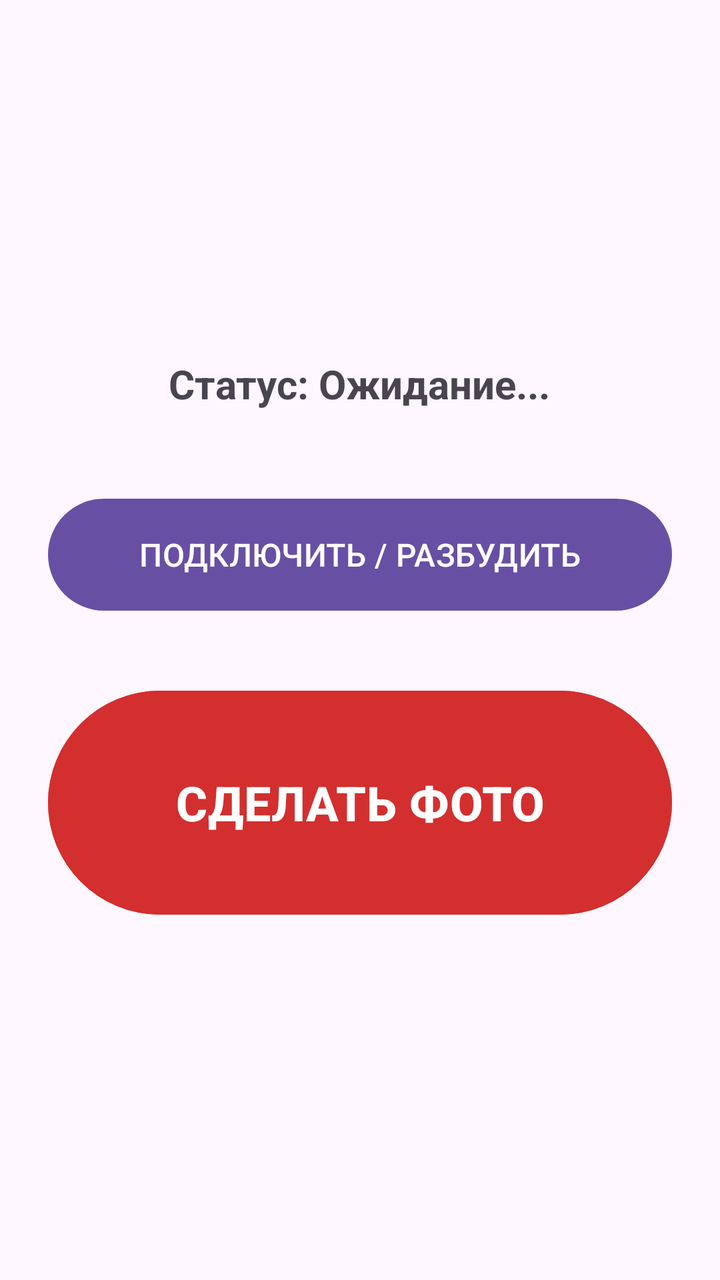
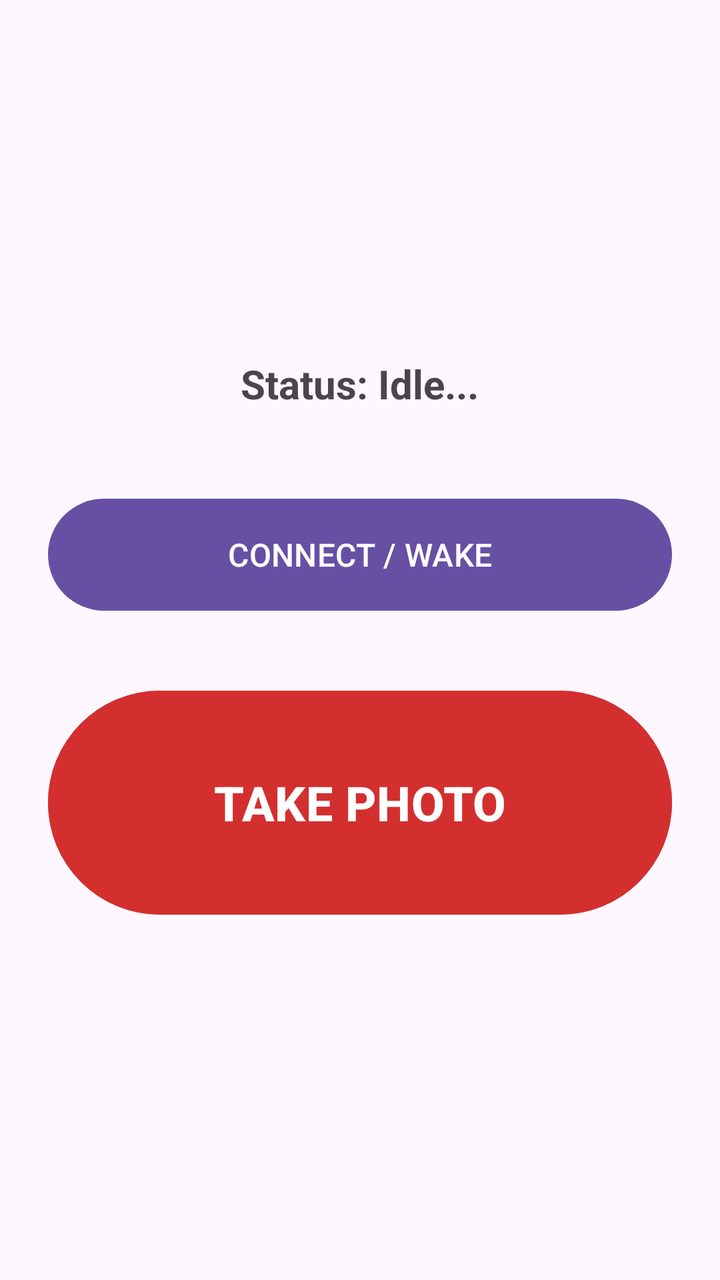

Screens rendered from an Android XML layout before and after an edit, with the pre-edit source and the edit as a unified diff.
<!-- AndroidManifest.xml: application theme Theme.Intervalometer -->
<!-- res/layout/activity_main.xml -->
<?xml version="1.0" encoding="utf-8"?>
<LinearLayout xmlns:android="http://schemas.android.com/apk/res/android"
    android:layout_width="match_parent"
    android:layout_height="match_parent"
    android:orientation="vertical"
    android:padding="24dp"
    android:gravity="center">

    <TextView
        android:id="@+id/tvStatus"
        android:layout_width="wrap_content"
        android:layout_height="wrap_content"
        android:text="Статус: Ожидание..."
        android:textSize="20sp"
        android:textStyle="bold"
        android:layout_marginBottom="40dp" />

    <Button
        android:id="@+id/btnConnect"
        android:layout_width="match_parent"
        android:layout_height="64dp"
        android:text="ПОДКЛЮЧИТЬ / РАЗБУДИТЬ"
        android:textSize="16sp"
        android:layout_marginBottom="32dp" />

    <Button
        android:id="@+id/btnShoot"
        android:layout_width="match_parent"
        android:layout_height="120dp"
        android:text="СДЕЛАТЬ ФОТО"
        android:textSize="24sp"
        android:textStyle="bold"
        android:backgroundTint="#D32F2F"
        android:textColor="#FFFFFF"
        android:enabled="false" /> 

</LinearLayout>
<!-- resources referenced by this layout -->
<resources>
  <style name="Theme.Intervalometer" parent="Base.Theme.Intervalometer" />
  <style name="Base.Theme.Intervalometer" parent="Theme.Material3.DayNight.NoActionBar">
          
          
      </style>
</resources>

<!-- the commit's change to res/layout/activity_main.xml (unified diff, before → after) -->
@@ -10,7 +10,7 @@
         android:id="@+id/tvStatus"
         android:layout_width="wrap_content"
         android:layout_height="wrap_content"
-        android:text="Статус: Ожидание..."
+        android:text="Status: Idle..."
         android:textSize="20sp"
         android:textStyle="bold"
         android:layout_marginBottom="40dp" />
@@ -19,7 +19,7 @@
         android:id="@+id/btnConnect"
         android:layout_width="match_parent"
         android:layout_height="64dp"
-        android:text="ПОДКЛЮЧИТЬ / РАЗБУДИТЬ"
+        android:text="CONNECT / WAKE"
         android:textSize="16sp"
         android:layout_marginBottom="32dp" />
 
@@ -27,11 +27,11 @@
         android:id="@+id/btnShoot"
         android:layout_width="match_parent"
         android:layout_height="120dp"
-        android:text="СДЕЛАТЬ ФОТО"
+        android:text="TAKE PHOTO"
         android:textSize="24sp"
         android:textStyle="bold"
         android:backgroundTint="#D32F2F"
         android:textColor="#FFFFFF"
-        android:enabled="false" /> 
+        android:enabled="false" />
 
 </LinearLayout>
